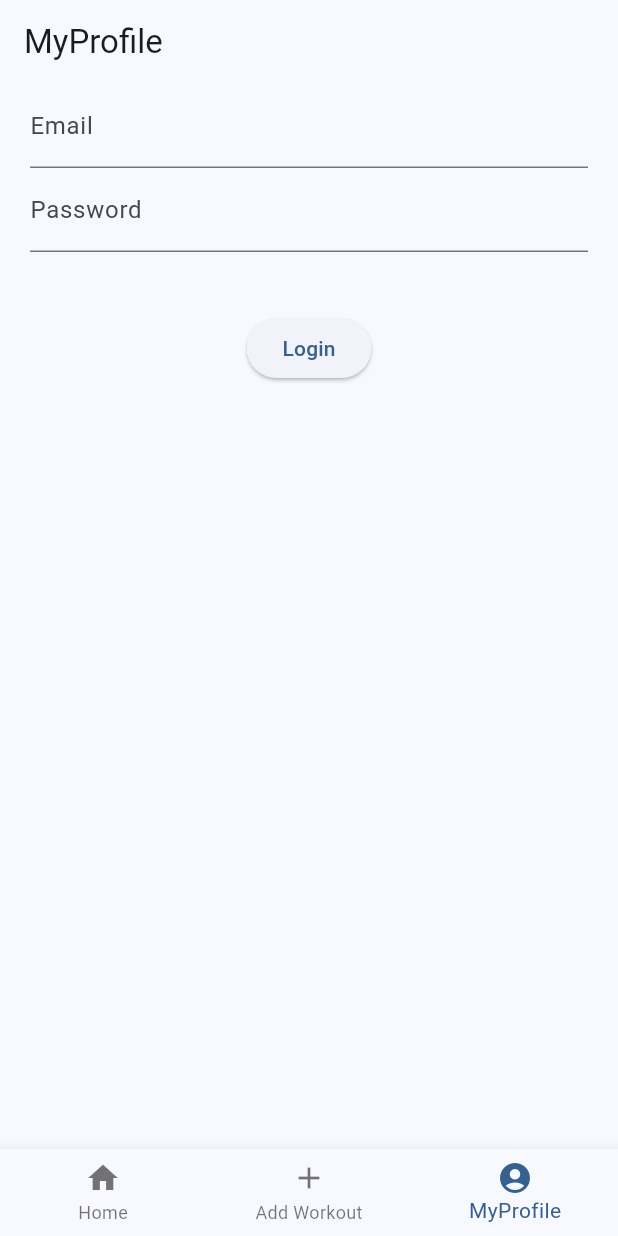
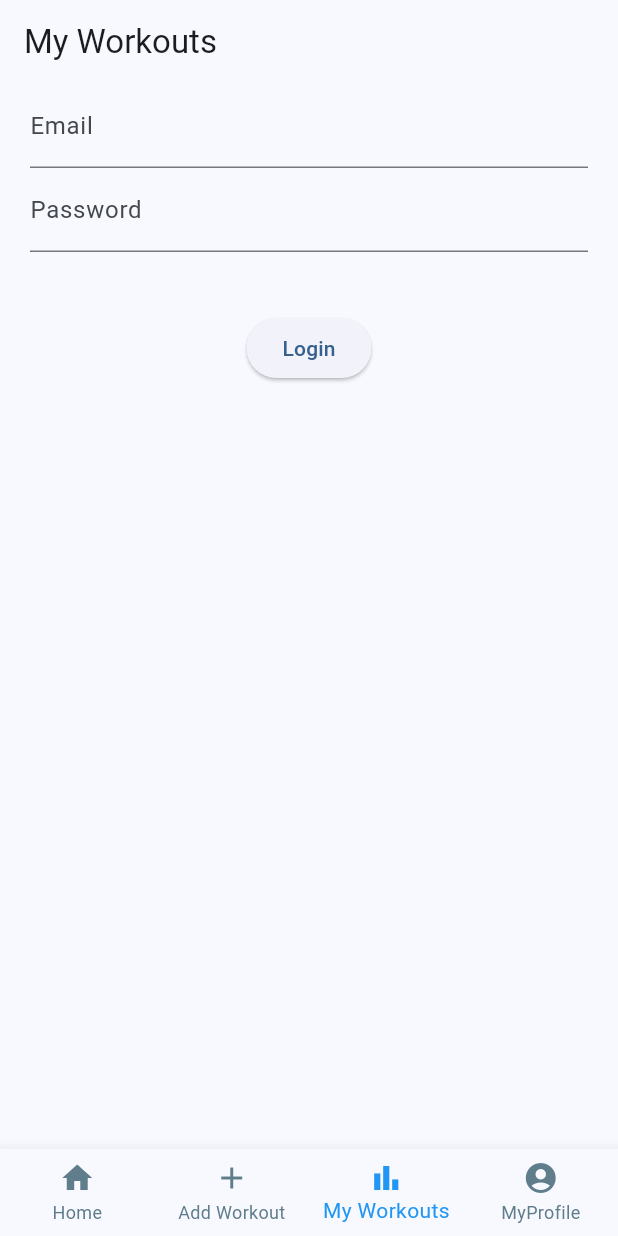
Before and after one commit to GuillaumeOj/workout_log, a Flutter app: the screen it shows after launch, item 3 of the bottom bar chosen, on a phone screen of 412 x 824 dp. Run offline on Flutter 3.47's test engine with Material 3 defaults, Android fonts, the phone set to English and light mode, and no system bars; our stand-ins replace basic_utils, flutter_dotenv.

Commit message:
WOL-38/feat/adds screen for listing user's workouts (#22)
* feat: removes unique constraint on workouts names

* feat: adds bottomBar item to list user's workouts

* bug: avoids pushing new route when user is already on the right route

* bug: fixes circular progress indicator

* feat: adds screen for listing user's workouts

```diff
--- a/frontend/lib/models/workout.dart
+++ b/frontend/lib/models/workout.dart
@@ -42,13 +42,13 @@ class CreateRound {
 
 class CreateWorkout {
   CreateWorkout({
-    required this.name,
+    this.name,
     this.description,
     required this.workoutType,
     this.rounds,
   });
 
-  String name;
+  String? name;
   String? description;
   String workoutType;
   List<CreateRound>? rounds;
--- a/frontend/lib/widgets/bottom_bar.dart
+++ b/frontend/lib/widgets/bottom_bar.dart
@@ -12,6 +12,11 @@ const List<Map<String, dynamic>> staticScreens = [
     "icon": Icon(Icons.add),
     "label": "Add Workout",
     "route": Routes.createWorkout,
+  },
+  {
+    "icon": Icon(Icons.bar_chart),
+    "label": "My Workouts",
+    "route": Routes.myWorkouts,
   },
   {
     "icon": Icon(Icons.account_circle),
@@ -35,8 +40,16 @@ class BottomBar extends StatelessWidget {
     final currentIndex = Provider.of<BottomBarState>(context).currentIndex;
 
     return BottomNavigationBar(
+      type: BottomNavigationBarType.fixed,
+      unselectedItemColor: Colors.blueGrey,
+      selectedItemColor: Colors.blue,
       currentIndex: currentIndex,
       onTap: (int index) {
+        // Avoid navigating
+        if (index == currentIndex) {
+          return;
+        }
+
         String newLabel = staticScreens[index]["label"];
         String newRoute = staticScreens[index]["route"];
 
--- a/frontend/lib/widgets/home_screen.dart
+++ b/frontend/lib/widgets/home_screen.dart
@@ -1,5 +1,6 @@
 import "package:flutter/material.dart";
 import "package:wod_board_app/api.dart";
+import "package:wod_board_app/widgets/misc/cirular_progress_indicator.dart";
 
 class HomeScreen extends StatelessWidget {
   const HomeScreen({super.key});
@@ -14,7 +15,10 @@ class HomeScreen extends StatelessWidget {
               future: apiService.fetchData("/"),
               builder: (context, snapshot) {
                 if (snapshot.connectionState == ConnectionState.waiting) {
-                  return const CircularProgressIndicator();
+                  return const SizedCircularProgressIndicator(
+                    width: 15,
+                    height: 15,
+                  );
                 } else if (snapshot.hasError) {
                   return Text("Error: ${snapshot.error}");
                 } else {
--- a/frontend/lib/widgets/misc/choice_list.dart
+++ b/frontend/lib/widgets/misc/choice_list.dart
@@ -1,5 +1,6 @@
 import "package:flutter/material.dart";
 import "package:wod_board_app/api.dart";
+import "package:wod_board_app/widgets/misc/cirular_progress_indicator.dart";
 
 class DropdownList extends StatefulWidget {
   const DropdownList(
@@ -59,7 +60,10 @@ class _DropdownListFromAPIState extends State<DropdownListFromAPI> {
       future: fetchChoices(widget.path, apiService),
       builder: (BuildContext context, AsyncSnapshot<List<String>> snapshot) {
         if (snapshot.connectionState == ConnectionState.waiting) {
-          return const CircularProgressIndicator();
+          return const SizedCircularProgressIndicator(
+            width: 25,
+            height: 25,
+          );
         } else if (snapshot.hasError) {
           return Text("Error: ${snapshot.error}");
         } else {
--- a/frontend/lib/widgets/routers.dart
+++ b/frontend/lib/widgets/routers.dart
@@ -2,10 +2,12 @@ import "package:flutter/material.dart";
 import "package:wod_board_app/widgets/home_screen.dart";
 import "package:wod_board_app/widgets/profile_screen.dart";
 import "package:wod_board_app/widgets/workouts/create_workout_screen.dart";
+import "package:wod_board_app/widgets/workouts/list_workout_screen.dart";
 
 class Routes {
   static const String home = "/";
   static const String createWorkout = "/workouts/create";
+  static const String myWorkouts = "/workouts/list";
   static const String profile = "/users/profile";
 }
 
@@ -16,6 +18,8 @@ class WorkoutRouter {
         return MaterialPageRoute(builder: (_) => const HomeScreen());
       case Routes.createWorkout:
         return MaterialPageRoute(builder: (_) => const AddWorkoutScreen());
+      case Routes.myWorkouts:
+        return MaterialPageRoute(builder: (_) => const ListWorkoutsScreen());
       case Routes.profile:
         return MaterialPageRoute(builder: (_) => const ProfileScreen());
       default:
--- a/frontend/lib/widgets/workouts/create_workout_form.dart
+++ b/frontend/lib/widgets/workouts/create_workout_form.dart
@@ -42,12 +42,6 @@ class _AddWorkoutFormState extends State<AddWorkoutForm> {
             decoration: const InputDecoration(
               labelText: "Name",
             ),
-            validator: (value) {
-              if (value == null || value.isEmpty) {
-                return "Please enter a name for the workout";
-              }
-              return null;
-            },
           ),
           TextFormField(
             controller: _descriptionController,
--- a/frontend/lib/widgets/workouts/create_workout_screen.dart
+++ b/frontend/lib/widgets/workouts/create_workout_screen.dart
@@ -22,7 +22,9 @@ class _AddWorkoutScreenState extends State<AddWorkoutScreen> {
     return ListView(
       children: <Widget>[
         Padding(
-          padding: const EdgeInsets.symmetric(horizontal: 20.0),
+          padding: const EdgeInsets.symmetric(
+            horizontal: 20.0,
+          ),
           child: currentUser.isAnonymous == true
               ? const LoginForm()
               : const AddWorkoutForm(),
--- /dev/null
+++ b/frontend/lib/widgets/workouts/list_workout_screen.dart
@@ -0,0 +1,48 @@
+import "package:flutter/material.dart";
+import "package:provider/provider.dart";
+import "package:wod_board_app/api.dart";
+import "package:wod_board_app/settings.dart";
+import "package:wod_board_app/widgets/login_form.dart";
+import "package:wod_board_app/widgets/misc/cirular_progress_indicator.dart";
+
+class ListWorkoutsScreen extends StatelessWidget {
+  const ListWorkoutsScreen({super.key});
+  @override
+  Widget build(BuildContext context) {
+    var settingsProvider = Provider.of<SettingProvider>(context);
+    var currentUser = settingsProvider.currentUser;
+    var apiService = ApiService(context);
+    return Padding(
+      padding: const EdgeInsets.symmetric(
+        horizontal: 20.0,
+      ),
+      child: currentUser.isAnonymous == true
+          ? const LoginForm()
+          : FutureBuilder(
+              future: apiService.listData("/workouts"),
+              builder: (context, snapshot) {
+                if (snapshot.connectionState == ConnectionState.waiting) {
+                  return const SizedCircularProgressIndicator(
+                    width: 40,
+                    height: 40,
+                  );
+                } else if (snapshot.hasError) {
+                  return Text("Error: ${snapshot.error}");
+                } else {
+                  var workouts = snapshot.data;
+                  return ListView.builder(
+                    itemCount: workouts!.length,
+                    itemBuilder: (context, index) {
+                      return ListTile(
+                        title: Text(workouts[index]["name"] ??
+                            workouts[index]["workoutType"]),
+                        subtitle: Text(workouts[index]["description"] ?? ""),
+                      );
+                    },
+                  );
+                }
+              },
+            ),
+    );
+  }
+}
```
Also changed, not shown: frontend/lib/api.dart (+17 -0 lines), frontend/lib/widgets/misc/cirular_progress_indicator.dart (added, +23 -0 lines), 1 other file.
